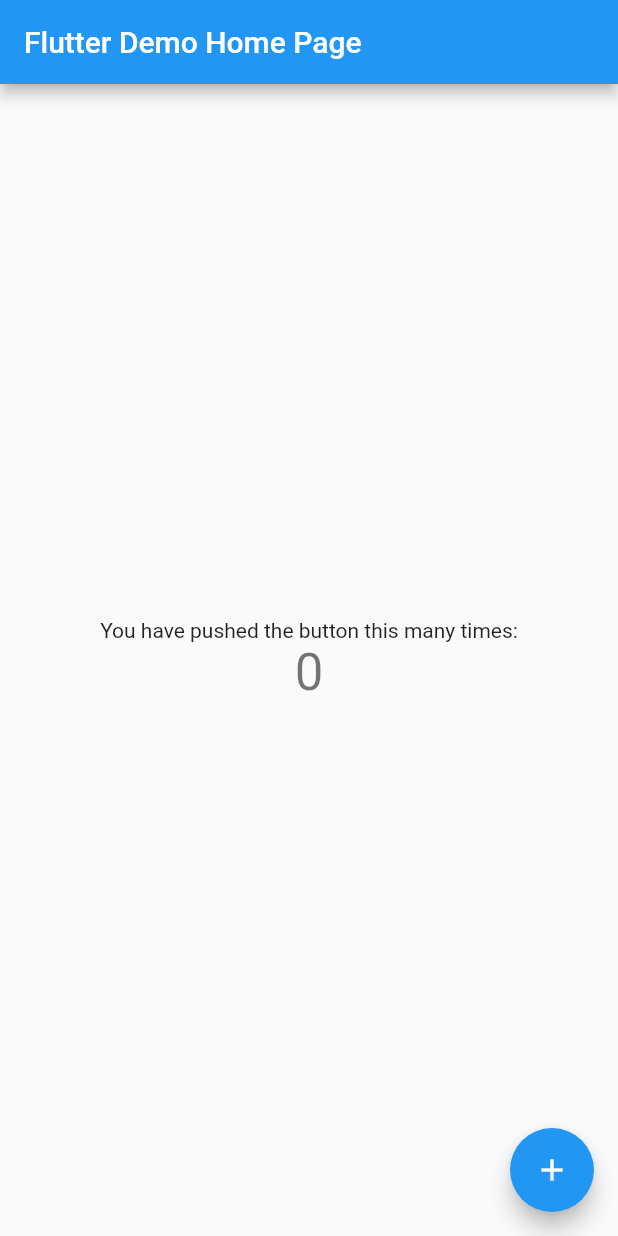
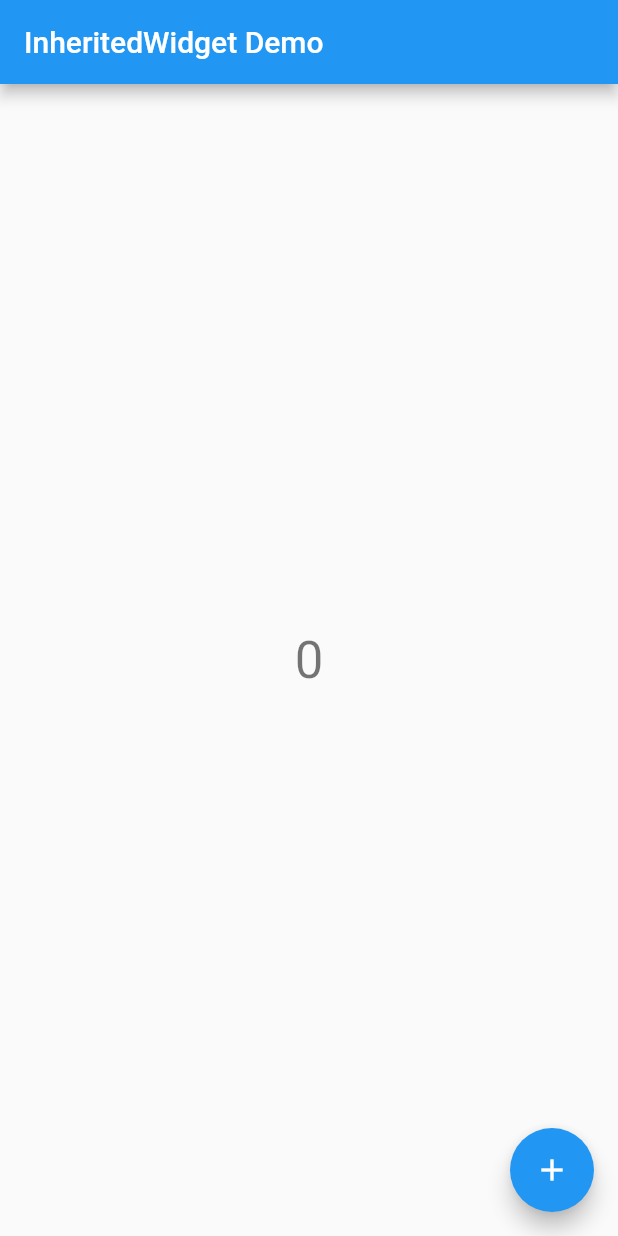
Before and after one commit to HighLiuk/flutter-state-management, a Flutter app: the screen it shows after launch, on a phone screen of 412 x 824 dp. Run offline on Flutter 3.47's test engine with Material 2 defaults, Android fonts, the phone set to English and light mode, and no system bars.

Commit message:
♻️ Refactor to Counter Component

```diff
--- /dev/null
+++ b/lib/counter.dart
@@ -0,0 +1,38 @@
+import 'package:flutter/material.dart';
+
+class Counter extends StatefulWidget {
+  const Counter({super.key});
+
+  @override
+  State<Counter> createState() => _CounterState();
+}
+
+class _CounterState extends State<Counter> {
+  int _counter = 0;
+
+  void _incrementCounter() {
+    setState(() {
+      _counter++;
+    });
+  }
+
+  @override
+  Widget build(BuildContext context) {
+    return Scaffold(
+      appBar: AppBar(
+        title: const Text('InheritedWidget Demo'),
+      ),
+      body: Center(
+        child: Text(
+          '$_counter',
+          style: Theme.of(context).textTheme.headlineMedium,
+        ),
+      ),
+      floatingActionButton: FloatingActionButton(
+        onPressed: _incrementCounter,
+        tooltip: 'Increment',
+        child: const Icon(Icons.add),
+      ),
+    );
+  }
+}
--- a/lib/main.dart
+++ b/lib/main.dart
@@ -1,4 +1,5 @@
 import 'package:flutter/material.dart';
+import 'package:inherited_widget/counter.dart';
 
 void main() {
   runApp(const MyApp());
@@ -7,109 +8,14 @@ void main() {
 class MyApp extends StatelessWidget {
   const MyApp({super.key});
 
-  // This widget is the root of your application.
   @override
   Widget build(BuildContext context) {
     return MaterialApp(
-      title: 'Flutter Demo',
+      title: 'InheritedWidget Demo',
       theme: ThemeData(
-        // This is the theme of your application.
-        //
-        // Try running your application with "flutter run". You'll see the
-        // application has a blue toolbar. Then, without quitting the app, try
-        // changing the primarySwatch below to Colors.green and then invoke
-        // "hot reload" (press "r" in the console where you ran "flutter run",
-        // or simply save your changes to "hot reload" in a Flutter IDE).
-        // Notice that the counter didn't reset back to zero; the application
-        // is not restarted.
         primarySwatch: Colors.blue,
       ),
-      home: const MyHomePage(title: 'Flutter Demo Home Page'),
+      home: const Counter(),
     );
   }
 }
-
-class MyHomePage extends StatefulWidget {
-  const MyHomePage({super.key, required this.title});
-
-  // This widget is the home page of your application. It is stateful, meaning
-  // that it has a State object (defined below) that contains fields that affect
-  // how it looks.
-
-  // This class is the configuration for the state. It holds the values (in this
-  // case the title) provided by the parent (in this case the App widget) and
-  // used by the build method of the State. Fields in a Widget subclass are
-  // always marked "final".
-
-  final String title;
-
-  @override
-  State<MyHomePage> createState() => _MyHomePageState();
-}
-
-class _MyHomePageState extends State<MyHomePage> {
-  int _counter = 0;
-
-  void _incrementCounter() {
-    setState(() {
-      // This call to setState tells the Flutter framework that something has
-      // changed in this State, which causes it to rerun the build method below
-      // so that the display can reflect the updated values. If we changed
-      // _counter without calling setState(), then the build method would not be
-      // called again, and so nothing would appear to happen.
-      _counter++;
-    });
-  }
-
-  @override
-  Widget build(BuildContext context) {
-    // This method is rerun every time setState is called, for instance as done
-    // by the _incrementCounter method above.
-    //
-    // The Flutter framework has been optimized to make rerunning build methods
-    // fast, so that you can just rebuild anything that needs updating rather
-    // than having to individually change instances of widgets.
-    return Scaffold(
-      appBar: AppBar(
-        // Here we take the value from the MyHomePage object that was created by
-        // the App.build method, and use it to set our appbar title.
-        title: Text(widget.title),
-      ),
-      body: Center(
-        // Center is a layout widget. It takes a single child and positions it
-        // in the middle of the parent.
-        child: Column(
-          // Column is also a layout widget. It takes a list of children and
-          // arranges them vertically. By default, it sizes itself to fit its
-          // children horizontally, and tries to be as tall as its parent.
-          //
-          // Invoke "debug painting" (press "p" in the console, choose the
-          // "Toggle Debug Paint" action from the Flutter Inspector in Android
-          // Studio, or the "Toggle Debug Paint" command in Visual Studio Code)
-          // to see the wireframe for each widget.
-          //
-          // Column has various properties to control how it sizes itself and
-          // how it positions its children. Here we use mainAxisAlignment to
-          // center the children vertically; the main axis here is the vertical
-          // axis because Columns are vertical (the cross axis would be
-          // horizontal).
-          mainAxisAlignment: MainAxisAlignment.center,
-          children: <Widget>[
-            const Text(
-              'You have pushed the button this many times:',
-            ),
-            Text(
-              '$_counter',
-              style: Theme.of(context).textTheme.headlineMedium,
-            ),
-          ],
-        ),
-      ),
-      floatingActionButton: FloatingActionButton(
-        onPressed: _incrementCounter,
-        tooltip: 'Increment',
-        child: const Icon(Icons.add),
-      ), // This trailing comma makes auto-formatting nicer for build methods.
-    );
-  }
-}
```
